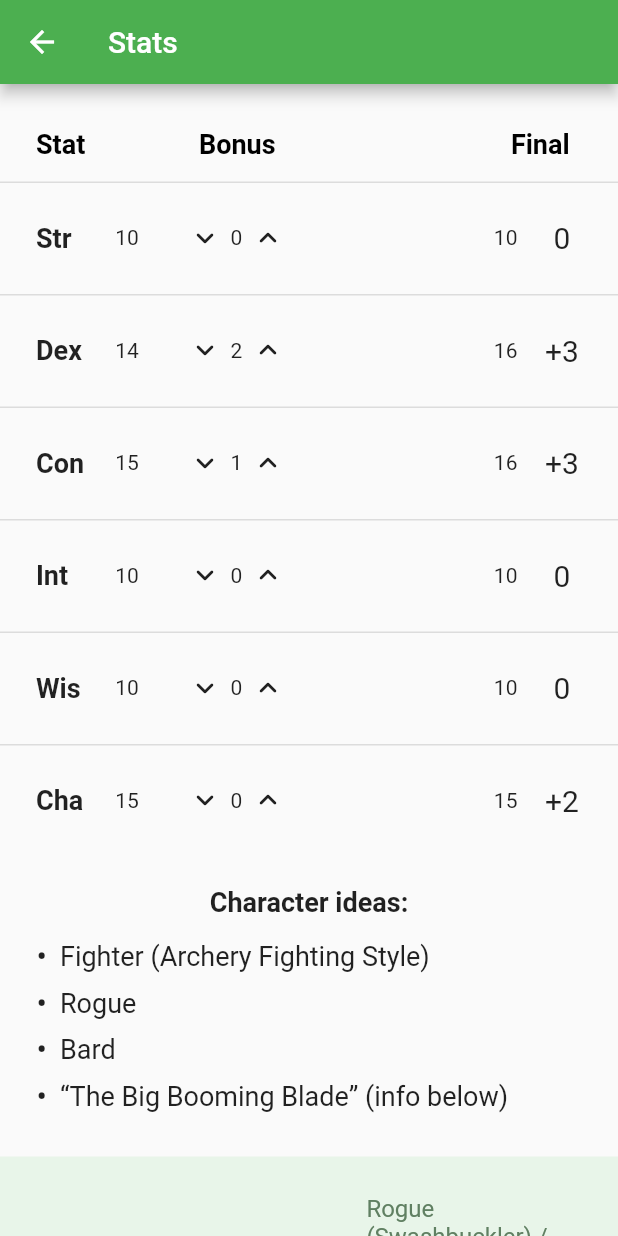
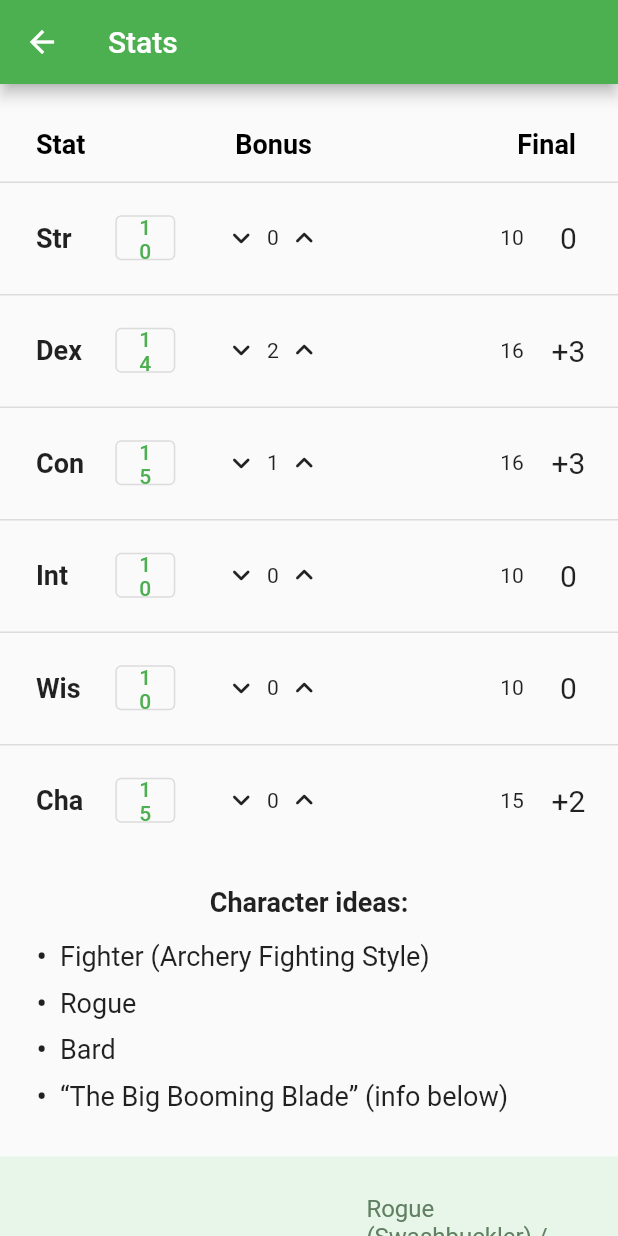
Before and after one commit to nate-thegrate/rpg-character-tool, a Flutter app: the screen it shows after launch, after a tap on "4d6 Drop Lowest", on a phone screen of 412 x 824 dp. Run offline on Flutter 3.47's test engine with Material 2 defaults, Android fonts, the phone set to English and light mode, and no system bars.

Commit message:
stat swap buttons & many other changes

```diff
--- a/lib/dnd.dart
+++ b/lib/dnd.dart
@@ -173,10 +173,12 @@ class ViewBuild extends StatelessWidget {
       data: dndTheme,
       child: Scaffold(
         appBar: AppBar(),
-        body: Container(
-            width: textWidth,
-            margin: EdgeInsets.only(left: (screenWidth - textWidth) / 2),
-            child: buildScreen(builds[i])),
+        body: SingleChildScrollView(
+          child: Container(
+              width: textWidth,
+              margin: EdgeInsets.only(left: (screenWidth - textWidth) / 2),
+              child: buildScreen(builds[i])),
+        ),
       ),
     );
   }
@@ -291,6 +293,17 @@ class StatScreen extends StatefulWidget {
 class _StatScreenState extends State<StatScreen> {
   @override
   Widget build(BuildContext context) {
+    var s = findSelected();
+    if (s.length == 2) {
+      var tempStat = stats[s[0]];
+      var tempBonus = bonuses[s[0]];
+      stats[s[0]] = stats[s[1]];
+      bonuses[s[0]] = bonuses[s[1]];
+      stats[s[1]] = tempStat;
+      bonuses[s[1]] = tempBonus;
+      selected = [false, false, false, false, false, false];
+    }
+
     statColumns(width) {
       if (customStats)
         return [
@@ -354,11 +367,7 @@ class _StatScreenState extends State<StatScreen> {
                 child: Text(
                   () {
                     int mod = ((stats[i] + bonuses[i]) / 2 - 5).floor();
-                    if (mod > 0) {
-                      return '+$mod';
-                    } else {
-                      return mod.toString();
-                    }
+                    return (mod > 0) ? '+$mod' : mod.toString();
                   }(),
                   style: TextStyle(fontSize: 20),
                 ),
@@ -373,7 +382,26 @@ class _StatScreenState extends State<StatScreen> {
               statNames[i],
               style: TextStyle(fontWeight: FontWeight.bold, fontSize: 18),
             )),
-            DataCell(Text(stats[i].toString())),
+            DataCell(Container(
+              width: 40,
+              height: 30,
+              child: Tooltip(
+                message: 'press to swap stats',
+                child: OutlinedButton(
+                  onPressed: () => setState(() => selected[i] = !selected[i]),
+                  child: Text(stats[i].toString()),
+                  style: () {
+                    if (selected[i])
+                      return OutlinedButton.styleFrom(
+                        primary: Colors.white,
+                        backgroundColor: Colors.green,
+                      );
+                    else
+                      return null;
+                  }(),
+                ),
+              ),
+            )),
             DataCell(ArrowIncrement(
               value: bonuses[i],
               update: (bonus) => setState(() => bonuses[i] = bonus),
@@ -391,11 +419,7 @@ class _StatScreenState extends State<StatScreen> {
                   child: Text(
                     () {
                       int mod = ((stats[i] + bonuses[i]) / 2 - 5).floor();
-                      if (mod > 0) {
-                        return '+$mod';
-                      } else {
-                        return mod.toString();
-                      }
+                      return (mod > 0) ? '+$mod' : mod.toString();
                     }(),
                     style: TextStyle(fontSize: 20),
                   )),
@@ -472,8 +496,8 @@ class _StatScreenState extends State<StatScreen> {
                     ),
                     columnSpacing: 20,
                     dataRowHeight: 75,
-                    columns: statColumns(tableWidth - 294),
-                    rows: statRows(tableWidth - 310),
+                    columns: statColumns(tableWidth - 314),
+                    rows: statRows(tableWidth - 330),
                   ),
                   recommendations(tableWidth),
                 ],
--- a/lib/dnd_builds.dart
+++ b/lib/dnd_builds.dart
@@ -859,7 +859,9 @@ Column buildScreen(Build b) {
       Container(height: 20),
       Text(b.name, style: TextStyle(fontSize: 20, fontWeight: FontWeight.bold)),
       Container(height: 10),
-      Text(b.description),
+      Container(
+          padding: EdgeInsets.symmetric(horizontal: 15),
+          child: Text(b.description)),
       Container(height: 10),
       DataList(
           left: 'Class${b.classes.length > 1 ? 'es' : ''}', right: b.classes),
--- a/lib/main.dart
+++ b/lib/main.dart
@@ -30,7 +30,10 @@ class MyApp extends StatelessWidget {
 
 Drawer appDrawer(context, controller, animation) {
   return Drawer(
-      child: ListView(children: [
+      child: Column(children: [
+    Expanded(
+      child: Column(
+        children: [
           DrawerHeader(
             margin: EdgeInsets.symmetric(vertical: 10),
             child: Column(
@@ -74,6 +77,29 @@ Drawer appDrawer(context, controller, animation) {
           ListTile(
             title: Text('Call of Cthulhu 7th Edition'),
             onTap: () => Navigator.pushReplacementNamed(context, 'CoC'),
+          )
+        ],
+      ),
+    ),
+    Container(
+      margin: EdgeInsets.all(10),
+      child: Column(
+        children: [
+          Row(
+            children: [
+              Container(
+                  width: 180,
+                  alignment: Alignment.centerRight,
+                  padding: EdgeInsets.only(right: 10),
+                  child: Text('Made using Flutter')),
+              FlutterLogo(),
+            ],
+          ),
+          Container(height: 10),
+          Text('Thanks to the people of /r/3d6 '
+              'for some awesome character ideas!'),
+        ],
+      ),
     )
   ]));
 }
```
Also changed, not shown: lib/cthulhu.dart (+18 -12 lines), lib/dnd_data.dart (+16 -15 lines). Lines whose indentation alone changed are shown as unchanged.
